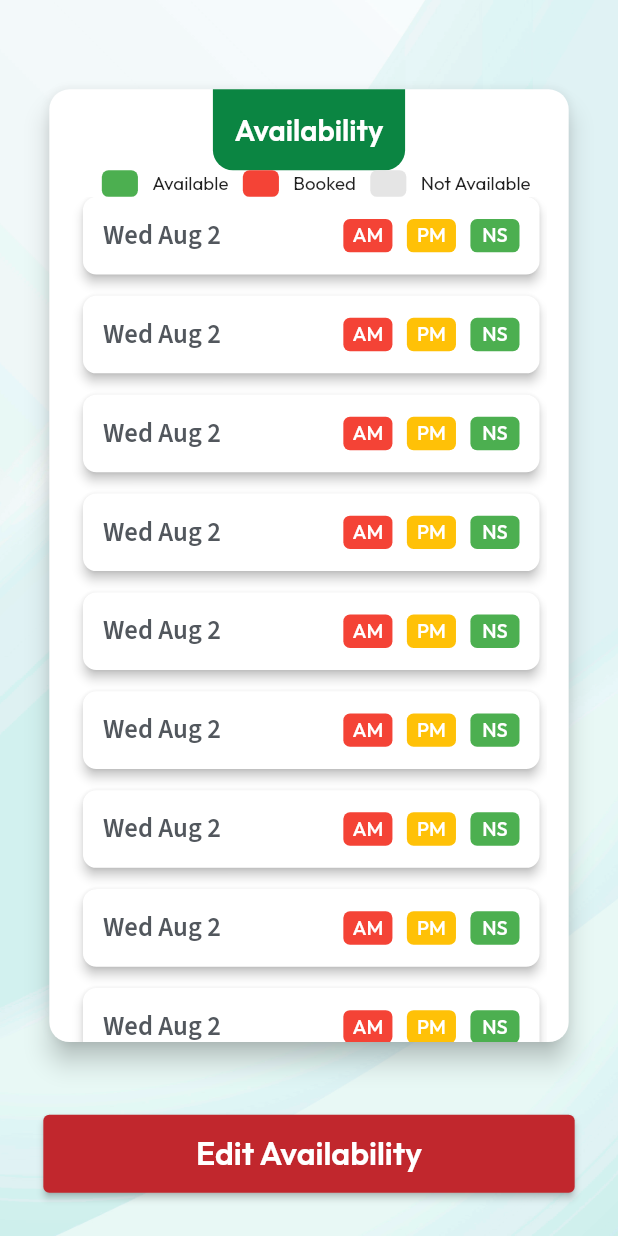
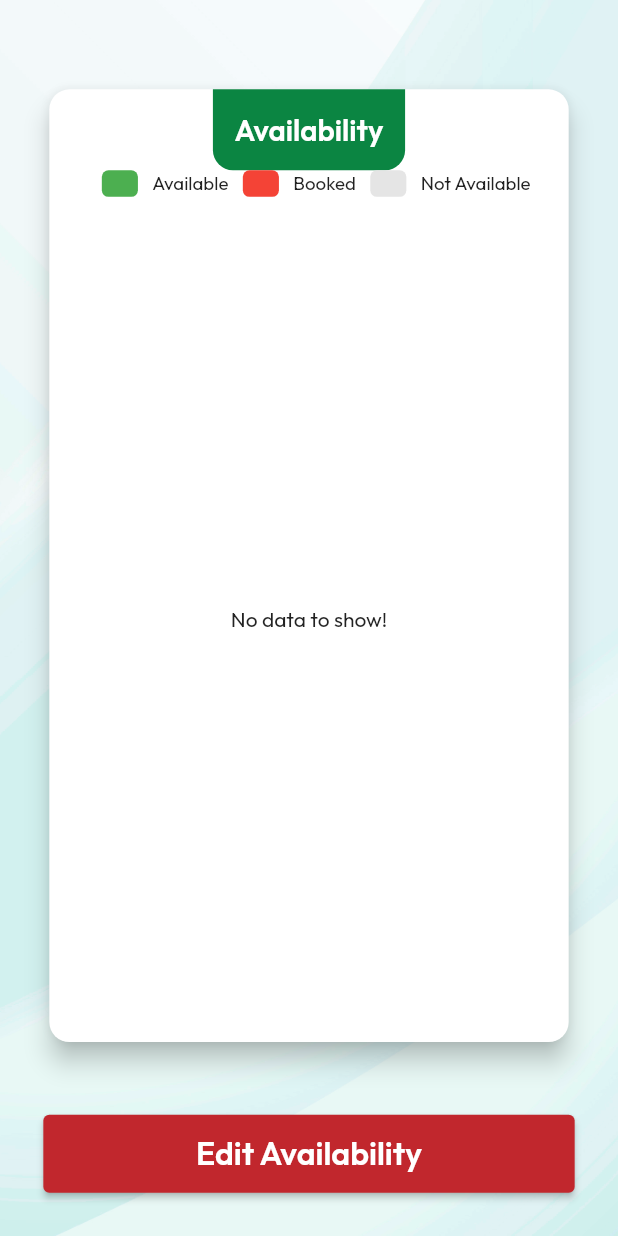
Before and after one commit to dnadawa/TOP, a Flutter app: the Availability screen opened directly with empty values, on a phone screen of 412 x 824 dp. Run offline on Flutter 3.47's test engine with Material 2 defaults, Android fonts, the phone set to English and light mode, and no system bars; our stand-ins replace cloud_firestore, firebase_auth, firebase_core, flutter_screenutil, fluttertoast, google_fonts and 3 more; accounts and stored records are empty; generated files the repository leaves out were written again.

Commit message:
Successfully fetch available shifts and dates

```diff
--- a/lib/controllers/availability_controller.dart
+++ b/lib/controllers/availability_controller.dart
@@ -1,5 +1,6 @@
 import 'package:flutter/material.dart';
 import 'package:intl/intl.dart';
+import 'package:top/constants.dart';
 
 class AvailabilityController extends ChangeNotifier {
 
@@ -22,7 +23,7 @@ class AvailabilityController extends ChangeNotifier {
   }
 
   onDaySelected(DateTime selectedDay, DateTime newFocusedDay) {
-    _currentDate = DateFormat('yyyy-MM-dd').format(selectedDay);
+    _currentDate = selectedDay.toYYYYMMDDFormat();
     if (!_selectedDatesAndShifts.containsKey(_currentDate)) {
       setShiftAndDate([].cast());
     } else {
@@ -46,7 +47,7 @@ class AvailabilityController extends ChangeNotifier {
   }
 
   bool selectedDayPredicate(DateTime date) {
-    String day = DateFormat('yyyy-MM-dd').format(date);
+    String day = date.toYYYYMMDDFormat();
     return _selectedDatesAndShifts.containsKey(day) && _selectedDatesAndShifts[day]!.isNotEmpty;
   }
 }
--- a/lib/services/database_service.dart
+++ b/lib/services/database_service.dart
@@ -99,4 +99,9 @@ class DatabaseService {
       });
     });
   }
+
+  Future<List<QueryDocumentSnapshot<Map<String, dynamic>>>> getAllAvailability(String uid) async {
+    var sub = await _firestore.collection('users').doc(uid).collection('shifts').get();
+    return sub.docs;
+  }
 }
--- a/lib/views/availability.dart
+++ b/lib/views/availability.dart
@@ -1,7 +1,11 @@
 import 'package:flutter/cupertino.dart';
 import 'package:flutter/material.dart';
 import 'package:flutter_screenutil/flutter_screenutil.dart';
+import 'package:intl/intl.dart';
+import 'package:provider/provider.dart';
 import 'package:top/constants.dart';
+import 'package:top/controllers/user_controller.dart';
+import 'package:top/models/shift_model.dart';
 import 'package:top/models/user_model.dart';
 import 'package:top/views/edit_availability.dart';
 import 'package:top/widgets/availability_tile.dart';
@@ -10,13 +14,20 @@ import 'package:top/widgets/button.dart';
 import 'package:top/widgets/heading_card.dart';
 import 'package:top/widgets/badge.dart';
 
-class Availability extends StatelessWidget {
+class Availability extends StatefulWidget {
   final User? user;
 
-  const Availability({super.key,required this.user});
+  const Availability({super.key, required this.user});
 
   @override
+  State<Availability> createState() => _AvailabilityState();
+}
+
+class _AvailabilityState extends State<Availability> {
+  @override
   Widget build(BuildContext context) {
+    var userController = Provider.of<UserController>(context);
+
     return Scaffold(
       body: Backdrop(
         child: Padding(
@@ -67,14 +78,44 @@ class Availability extends StatelessWidget {
                         Expanded(
                           child: Padding(
                             padding: EdgeInsets.symmetric(horizontal: 15.w),
-                            child: ListView.builder(
-                              physics: BouncingScrollPhysics(),
-                              itemCount: 10,
-                              itemBuilder: (context, i) => AvailabilityTile(
-                                dateString: 'Wed Aug 2',
-                                AM: true,
-                                PM: true,
-                                NS: true,
+                            child: RefreshIndicator(
+                              onRefresh: () async => setState(() {}),
+                              child: FutureBuilder<List<Shift>>(
+                                future: userController.getAllAvailability(widget.user?.uid ?? ''),
+                                builder: (context, snapshot) {
+                                  if (snapshot.connectionState == ConnectionState.waiting) {
+                                    return Center(child: CircularProgressIndicator());
+                                  } else if (!snapshot.hasData || snapshot.data!.isEmpty) {
+                                    return Stack(
+                                      children: [
+                                        Center(
+                                          child: Text('No data to show!'),
+                                        ),
+                                        ListView(
+                                          physics: AlwaysScrollableScrollPhysics(),
+                                        ),
+                                      ],
+                                    );
+                                  }
+
+                                  return ListView.builder(
+                                    physics: BouncingScrollPhysics(
+                                      parent: AlwaysScrollableScrollPhysics(),
+                                    ),
+                                    itemCount: snapshot.data!.length,
+                                    itemBuilder: (context, i) {
+
+                                      Shift shift = snapshot.data![i];
+
+                                      return AvailabilityTile(
+                                        dateString: DateFormat('EEE MMM dd').format(shift.dateAsDateTime),
+                                        am: shift.am,
+                                        pm: shift.pm,
+                                        ns: shift.ns,
+                                      );
+                                    },
+                                  );
+                                },
                               ),
                             ),
                           ),
@@ -93,15 +134,15 @@ class Availability extends StatelessWidget {
                   text: 'Edit Availability',
                   color: kRed,
                   onPressed: () {
-                    if (user != null) {
+                    if (widget.user != null) {
                       Navigator.push(
                         context,
                         CupertinoPageRoute(
                           builder: (context) => EditAvailability(
-                            user: user!,
+                            user: widget.user!,
                           ),
                         ),
-                      );
+                      ).then((value) => setState((){}));
                     }
                   },
                 ),
--- a/lib/widgets/availability_tile.dart
+++ b/lib/widgets/availability_tile.dart
@@ -6,11 +6,12 @@ import 'package:top/widgets/badge.dart';
 
 class AvailabilityTile extends StatelessWidget {
   final String dateString;
-  final bool AM;
-  final bool PM;
-  final bool NS;
+  final AvailabilityStatus am;
+  final AvailabilityStatus pm;
+  final AvailabilityStatus ns;
 
-  const AvailabilityTile({super.key, required this.dateString, required this.AM, required this.PM, required this.NS});
+  const AvailabilityTile(
+      {super.key, required this.dateString, required this.am, required this.pm, required this.ns});
 
   @override
   Widget build(BuildContext context) {
@@ -34,12 +35,24 @@ class AvailabilityTile extends StatelessWidget {
               ),
             ),
             Expanded(child: SizedBox.shrink()),
-            Badge(text: 'AM', color: Colors.red, enabled: AM),
+            Badge(
+              text: 'AM',
+              color: am == AvailabilityStatus.Available ? Colors.green : Colors.red,
+              enabled: am != AvailabilityStatus.NotAvailable,
+            ),
             Padding(
               padding: EdgeInsets.symmetric(horizontal: 10.w),
-              child: Badge(text: 'PM', color: Colors.amber, enabled: PM),
+              child: Badge(
+                text: 'PM',
+                color: pm == AvailabilityStatus.Available ? Colors.green : Colors.red,
+                enabled: pm != AvailabilityStatus.NotAvailable,
+              ),
             ),
-            Badge(text: 'NS', color: Colors.green, enabled: NS),
+            Badge(
+              text: 'NS',
+              color: ns == AvailabilityStatus.Available ? Colors.green : Colors.red,
+              enabled: ns != AvailabilityStatus.NotAvailable,
+            ),
           ],
         ),
       ),
```
Also changed, not shown: lib/constants.dart (+7 -0 lines), lib/controllers/user_controller.dart (+60 -8 lines).
